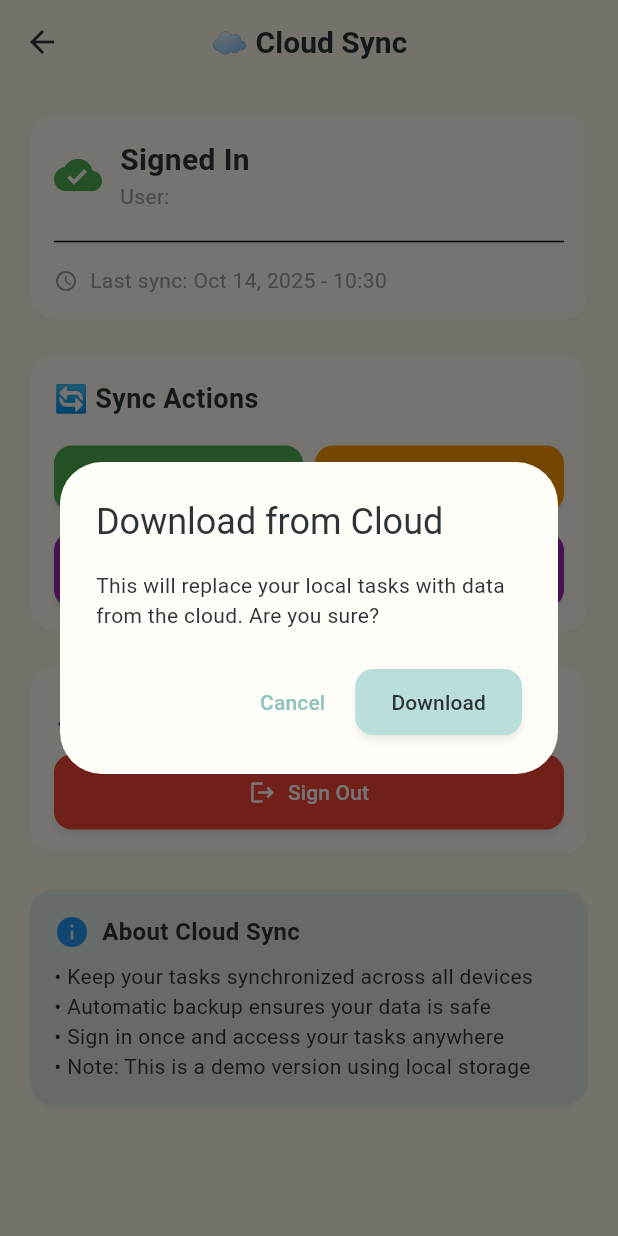
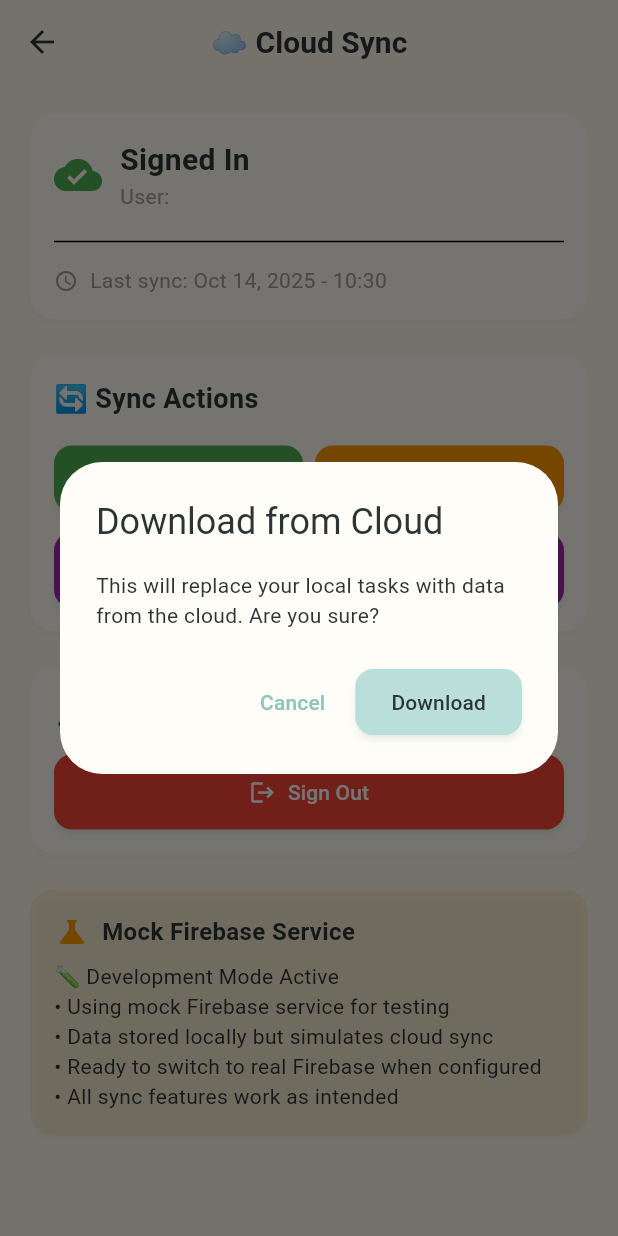
Before and after one commit to HarshalChugwani2005/todo_app, a Flutter app: the CloudSyncScreen screen opened directly, after a tap on "Upload", after a tap on "Download", on a phone screen of 412 x 824 dp. Run offline on Flutter 3.47's test engine with Material 3 defaults, Android fonts, the phone set to English and light mode, and no system bars; our stand-ins replace audioplayers, circular_countdown_timer, file_picker, firebase_core, flutter_local_notifications, hive and 5 more; accounts and stored records are empty.

Commit message:
Added Firebase

```diff
--- a/lib/screens/cloud_sync_screen.dart
+++ b/lib/screens/cloud_sync_screen.dart
@@ -2,6 +2,7 @@ import 'package:flutter/material.dart';
 import 'package:intl/intl.dart';
 import '../services/cloud_sync_service.dart';
 import '../utils/database_helper.dart';
+import 'authentication_screen.dart';
 
 class CloudSyncScreen extends StatefulWidget {
   const CloudSyncScreen({super.key});
@@ -133,28 +134,13 @@ class _CloudSyncScreenState extends State<CloudSyncScreen> {
                               ),
                             ),
                             const SizedBox(height: 16),
-                            TextField(
-                              controller: _emailController,
-                              decoration: const InputDecoration(
-                                labelText: 'Email',
-                                prefixIcon: Icon(Icons.email),
-                                border: OutlineInputBorder(),
-                              ),
-                              keyboardType: TextInputType.emailAddress,
-                            ),
-                            const SizedBox(height: 12),
-                            TextField(
-                              controller: _passwordController,
-                              decoration: const InputDecoration(
-                                labelText: 'Password',
-                                prefixIcon: Icon(Icons.lock),
-                                border: OutlineInputBorder(),
-                              ),
-                              obscureText: true,
+                            const Text(
+                              'Connect to Firebase to sync your tasks across devices. Your data will be securely stored in the cloud.',
+                              style: TextStyle(fontSize: 14, color: Colors.grey),
                             ),
                             const SizedBox(height: 16),
                             ElevatedButton.icon(
-                              onPressed: _isLoading ? null : _signIn,
+                              onPressed: _isLoading ? null : _openAuthScreen,
                               icon: _isLoading
                                   ? const SizedBox(
                                       width: 16,
@@ -162,7 +148,7 @@ class _CloudSyncScreenState extends State<CloudSyncScreen> {
                                       child: CircularProgressIndicator(strokeWidth: 2),
                                     )
                                   : const Icon(Icons.login),
-                              label: Text(_isLoading ? 'Signing In...' : 'Sign In'),
+                              label: const Text('Sign In / Sign Up'),
                               style: ElevatedButton.styleFrom(
                                 backgroundColor: Colors.blue,
                                 foregroundColor: Colors.white,
@@ -269,32 +255,49 @@ class _CloudSyncScreenState extends State<CloudSyncScreen> {
 
                   // Info Card
                   Card(
-                    color: Colors.blue.withValues(alpha: 0.1),
-                    child: const Padding(
-                      padding: EdgeInsets.all(16.0),
+                    color: _syncStatus!['isMock'] == true
+                        ? Colors.orange.withValues(alpha: 0.1)
+                        : Colors.blue.withValues(alpha: 0.1),
+                    child: Padding(
+                      padding: const EdgeInsets.all(16.0),
                       child: Column(
                         crossAxisAlignment: CrossAxisAlignment.start,
                         children: [
                           Row(
                             children: [
-                              Icon(Icons.info, color: Colors.blue),
-                              SizedBox(width: 8),
+                              Icon(
+                                _syncStatus!['isMock'] == true
+                                    ? Icons.science
+                                    : Icons.info,
+                                color: _syncStatus!['isMock'] == true
+                                    ? Colors.orange
+                                    : Colors.blue,
+                              ),
+                              const SizedBox(width: 8),
                               Text(
-                                'About Cloud Sync',
-                                style: TextStyle(
+                                _syncStatus!['isMock'] == true
+                                    ? 'Mock Firebase Service'
+                                    : 'About Cloud Sync',
+                                style: const TextStyle(
                                   fontSize: 16,
                                   fontWeight: FontWeight.bold,
                                 ),
                               ),
                             ],
                           ),
-                          SizedBox(height: 8),
+                          const SizedBox(height: 8),
                           Text(
-                            '• Keep your tasks synchronized across all devices\n'
-                            '• Automatic backup ensures your data is safe\n'
-                            '• Sign in once and access your tasks anywhere\n'
-                            '• Note: This is a demo version using local storage',
-                            style: TextStyle(fontSize: 14),
+                            _syncStatus!['isMock'] == true
+                                ? '🧪 Development Mode Active\n'
+                                  '• Using mock Firebase service for testing\n'
+                                  '• Data stored locally but simulates cloud sync\n'
+                                  '• Ready to switch to real Firebase when configured\n'
+                                  '• All sync features work as intended'
+                                : '• Keep your tasks synchronized across all devices\n'
+                                  '• Automatic backup ensures your data is safe\n'
+                                  '• Sign in once and access your tasks anywhere\n'
+                                  '• Real Firebase authentication and storage',
+                            style: const TextStyle(fontSize: 14),
                           ),
                         ],
                       ),
@@ -306,32 +309,16 @@ class _CloudSyncScreenState extends State<CloudSyncScreen> {
     );
   }
 
-  Future<void> _signIn() async {
-    if (_emailController.text.trim().isEmpty || _passwordController.text.trim().isEmpty) {
-      _showError('Please enter both email and password');
-      return;
-    }
+  Future<void> _openAuthScreen() async {
+    final result = await Navigator.of(context).push<bool>(
+      MaterialPageRoute(
+        builder: (context) => const AuthenticationScreen(),
+      ),
+    );
 
-    setState(() => _isLoading = true);
-
-    try {
-      final success = await _cloudSync.signIn(
-        _emailController.text.trim(),
-        _passwordController.text.trim(),
-      );
-
-      if (success) {
-        _showSuccess('Signed in successfully!');
-        _emailController.clear();
-        _passwordController.clear();
-        await _loadSyncStatus();
-      } else {
-        _showError('Sign in failed. Please check your credentials.');
-      }
-    } catch (e) {
-      _showError('Sign in error: $e');
-    } finally {
-      setState(() => _isLoading = false);
+    if (result == true) {
+      _showSuccess('Authentication successful!');
+      await _loadSyncStatus();
     }
   }
 
--- a/lib/screens/virtual_pet_screen.dart
+++ b/lib/screens/virtual_pet_screen.dart
@@ -170,7 +170,7 @@ class _VirtualPetScreenState extends State<VirtualPetScreen>
             Icon(
               Icons.pets,
               size: 120,
-              color: Theme.of(context).primaryColor.withOpacity(0.5),
+              color: Theme.of(context).primaryColor.withValues(alpha: 0.5),
             ),
             const SizedBox(height: 24),
             Text(
@@ -464,7 +464,7 @@ class _VirtualPetScreenState extends State<VirtualPetScreen>
                   child: Container(
                     padding: const EdgeInsets.all(12),
                     decoration: BoxDecoration(
-                      color: Theme.of(context).primaryColor.withOpacity(0.1),
+                      color: Theme.of(context).primaryColor.withValues(alpha: 0.1),
                       borderRadius: BorderRadius.circular(8),
                     ),
                     child: Column(
@@ -489,7 +489,7 @@ class _VirtualPetScreenState extends State<VirtualPetScreen>
                   child: Container(
                     padding: const EdgeInsets.all(12),
                     decoration: BoxDecoration(
-                      color: Colors.amber.withOpacity(0.1),
+                      color: Colors.amber.withValues(alpha: 0.1),
                       borderRadius: BorderRadius.circular(8),
                     ),
                     child: Column(
--- a/lib/services/cloud_sync_service.dart
+++ b/lib/services/cloud_sync_service.dart
@@ -1,164 +1,53 @@
-import 'dart:convert';
-import 'package:flutter/foundation.dart';
-import 'package:shared_preferences/shared_preferences.dart';
+// import 'package:firebase_auth/firebase_auth.dart';
+// import 'package:cloud_firestore/cloud_firestore.dart';
 import '../models/todo_model.dart';
-import '../models/subtask_model.dart';
+import 'mock_firebase_service.dart';
 
 class CloudSyncService {
   static final CloudSyncService _instance = CloudSyncService._internal();
   factory CloudSyncService() => _instance;
   CloudSyncService._internal();
 
-  static const String _syncDataKey = 'cloud_sync_data';
-  static const String _lastSyncKey = 'last_sync_timestamp';
-  static const String _userIdKey = 'user_id';
+  final MockFirebaseService _mockFirebase = MockFirebaseService();
 
-  // Simulated cloud sync - in real implementation, this would use Firebase
+  // Authentication methods using Mock Firebase
   Future<bool> isSignedIn() async {
-    final prefs = await SharedPreferences.getInstance();
-    return prefs.getString(_userIdKey) != null;
+    return _mockFirebase.isSignedIn();
   }
 
   Future<String?> getCurrentUserId() async {
-    final prefs = await SharedPreferences.getInstance();
-    return prefs.getString(_userIdKey);
+    return _mockFirebase.getCurrentUserId();
   }
 
   Future<bool> signIn(String email, String password) async {
-    // Simulated sign-in - in real implementation, this would use Firebase Auth
-    try {
-      final prefs = await SharedPreferences.getInstance();
-      // Generate a mock user ID
-      final userId = 'user_${email.hashCode.abs()}';
-      await prefs.setString(_userIdKey, userId);
-      return true;
-    } catch (e) {
-      return false;
-    }
+    return _mockFirebase.signIn(email, password);
+  }
+
+  Future<bool> signUp(String email, String password) async {
+    return _mockFirebase.signUp(email, password);
   }
 
   Future<void> signOut() async {
-    final prefs = await SharedPreferences.getInstance();
-    await prefs.remove(_userIdKey);
-    await prefs.remove(_syncDataKey);
-    await prefs.remove(_lastSyncKey);
+    await _mockFirebase.signOut();
   }
 
   Future<bool> syncToCloud(List<Todo> todos) async {
-    if (!await isSignedIn()) return false;
-
-    try {
-      final prefs = await SharedPreferences.getInstance();
-
-      // Convert todos to JSON
-      final todosJson = todos.map((todo) => {
-        'id': todo.key.toString(),
-        'title': todo.title,
-        'isDone': todo.isDone,
-        'category': todo.category,
-        'dueDate': todo.dueDate?.toIso8601String(),
-        'priority': todo.priority,
-        'isRecurring': todo.isRecurring,
-        'recurrenceType': todo.recurrenceType,
-        'lastRecurrence': todo.lastRecurrence?.toIso8601String(),
-        'subtasks': todo.subtasks.map((subtask) => {
-          'title': subtask.title,
-          'isDone': subtask.isDone,
-          'createdAt': subtask.createdAt?.toIso8601String(),
-        }).toList(),
-      }).toList();
-
-      final syncData = {
-        'todos': todosJson,
-        'syncTimestamp': DateTime.now().toIso8601String(),
-        'userId': await getCurrentUserId(),
-      };
-
-      // Save to SharedPreferences (simulating cloud storage)
-      await prefs.setString(_syncDataKey, jsonEncode(syncData));
-      await prefs.setString(_lastSyncKey, DateTime.now().toIso8601String());
-
-      return true;
-    } catch (e) {
-      debugPrint('Sync to cloud failed: $e');
-      return false;
-    }
+    return _mockFirebase.syncToCloud(todos);
   }
 
   Future<List<Todo>?> syncFromCloud() async {
-    if (!await isSignedIn()) return null;
-
-    try {
-      final prefs = await SharedPreferences.getInstance();
-      final syncDataString = prefs.getString(_syncDataKey);
-
-      if (syncDataString == null) return null;
-
-      final syncData = jsonDecode(syncDataString) as Map<String, dynamic>;
-      final todosJson = syncData['todos'] as List<dynamic>;
-
-      final todos = todosJson.map((todoJson) {
-        final subtasksJson = todoJson['subtasks'] as List<dynamic>? ?? [];
-        final subtasks = subtasksJson.map((subtaskJson) => Subtask(
-          title: subtaskJson['title'] as String,
-          isDone: subtaskJson['isDone'] as bool? ?? false,
-          createdAt: subtaskJson['createdAt'] != null
-              ? DateTime.parse(subtaskJson['createdAt'] as String)
-              : null,
-        )).toList();
-
-        final todo = Todo(
-          title: todoJson['title'] as String,
-          isDone: todoJson['isDone'] as bool? ?? false,
-          category: todoJson['category'] as String? ?? 'Personal',
-          dueDate: todoJson['dueDate'] != null
-              ? DateTime.parse(todoJson['dueDate'] as String)
-              : null,
-          priority: todoJson['priority'] as int? ?? 1,
-          isRecurring: todoJson['isRecurring'] as bool? ?? false,
-          recurrenceType: todoJson['recurrenceType'] as int? ?? 0,
-          subtasks: subtasks,
-        );
-
-        if (todoJson['lastRecurrence'] != null) {
-          todo.lastRecurrence = DateTime.parse(todoJson['lastRecurrence'] as String);
-        }
-
-        return todo;
-      }).toList();
-
-      return todos;
-    } catch (e) {
-      debugPrint('Sync from cloud failed: $e');
-      return null;
-    }
+    return _mockFirebase.syncFromCloud();
   }
 
   Future<DateTime?> getLastSyncTime() async {
-    final prefs = await SharedPreferences.getInstance();
-    final lastSyncString = prefs.getString(_lastSyncKey);
-    if (lastSyncString != null) {
-      return DateTime.parse(lastSyncString);
-    }
-    return null;
+    return _mockFirebase.getLastSyncTime();
   }
 
   Future<bool> hasConflicts() async {
-    // In a real implementation, this would check for conflicts between local and remote data
-    return false;
+    return _mockFirebase.hasConflicts();
   }
 
   Future<Map<String, dynamic>> getSyncStatus() async {
-    final isSignedIn = await this.isSignedIn();
-    final lastSync = await getLastSyncTime();
-    final hasConflicts = await this.hasConflicts();
-
-    return {
-      'isSignedIn': isSignedIn,
-      'userId': await getCurrentUserId(),
-      'lastSync': lastSync,
-      'hasConflicts': hasConflicts,
-      'canSync': isSignedIn && !hasConflicts,
-    };
+    return _mockFirebase.getSyncStatus();
   }
 }
--- /dev/null
+++ b/lib/services/mock_firebase_service.dart
@@ -0,0 +1,196 @@
+import 'dart:convert' show jsonEncode, jsonDecode;
+import 'package:flutter/foundation.dart';
+import 'package:shared_preferences/shared_preferences.dart';
+import '../models/todo_model.dart';
+import '../models/subtask_model.dart';
+
+/// Mock Firebase service for development
+/// This provides the same interface as the real Firebase service
+/// but uses local storage for testing
+class MockFirebaseService {
+  static final MockFirebaseService _instance = MockFirebaseService._internal();
+  factory MockFirebaseService() => _instance;
+  MockFirebaseService._internal();
+
+  static const String _userIdKey = 'mock_user_id';
+  static const String _syncDataKey = 'mock_cloud_sync_data';
+  static const String _lastSyncKey = 'mock_last_sync_timestamp';
+
+  // Mock Authentication
+  Future<bool> isSignedIn() async {
+    final prefs = await SharedPreferences.getInstance();
+    return prefs.getString(_userIdKey) != null;
+  }
+
+  Future<String?> getCurrentUserId() async {
+    final prefs = await SharedPreferences.getInstance();
+    return prefs.getString(_userIdKey);
+  }
+
+  Future<bool> signIn(String email, String password) async {
+    try {
+      final prefs = await SharedPreferences.getInstance();
+      // Simulate Firebase auth with a mock user ID
+      final userId = 'mock_user_${email.hashCode.abs()}';
+      await prefs.setString(_userIdKey, userId);
+      debugPrint('Mock Firebase: Signed in user $userId');
+      return true;
+    } catch (e) {
+      debugPrint('Mock Firebase: Sign in failed - $e');
+      return false;
+    }
+  }
+
+  Future<bool> signUp(String email, String password) async {
+    try {
+      final prefs = await SharedPreferences.getInstance();
+      // Simulate Firebase auth with a mock user ID
+      final userId = 'mock_user_${email.hashCode.abs()}';
+      await prefs.setString(_userIdKey, userId);
+      debugPrint('Mock Firebase: Signed up user $userId');
+      return true;
+    } catch (e) {
+      debugPrint('Mock Firebase: Sign up failed - $e');
+      return false;
+    }
+  }
+
+  Future<void> signOut() async {
+    final prefs = await SharedPreferences.getInstance();
+    await prefs.remove(_userIdKey);
+    await prefs.remove(_syncDataKey);
+    await prefs.remove(_lastSyncKey);
+    debugPrint('Mock Firebase: User signed out');
+  }
+
+  // Mock Firestore operations
+  Future<bool> syncToCloud(List<Todo> todos) async {
+    if (!await isSignedIn()) return false;
+    final userId = await getCurrentUserId();
+    if (userId == null) return false;
+
+    try {
+      final prefs = await SharedPreferences.getInstance();
+
+      // Convert todos to JSON format
+      final todosData = todos.map((todo) => {
+        'title': todo.title,
+        'isDone': todo.isDone,
+        'category': todo.category,
+        'dueDate': todo.dueDate?.toIso8601String(),
+        'priority': todo.priority,
+        'isRecurring': todo.isRecurring,
+        'recurrenceType': todo.recurrenceType,
+        'lastRecurrence': todo.lastRecurrence?.toIso8601String(),
+        'subtasks': todo.subtasks.map((subtask) => {
+          'title': subtask.title,
+          'isDone': subtask.isDone,
+          'createdAt': subtask.createdAt?.toIso8601String(),
+        }).toList(),
+        'createdAt': DateTime.now().toIso8601String(),
+        'updatedAt': DateTime.now().toIso8601String(),
+      }).toList();
+
+      // Store in SharedPreferences (simulating Firestore)
+      final syncData = {
+        'userId': userId,
+        'todos': todosData,
+        'lastSync': DateTime.now().toIso8601String(),
+      };
+
+      await prefs.setString(_syncDataKey, jsonEncode(syncData));
+      await prefs.setString(_lastSyncKey, DateTime.now().toIso8601String());
+
+      debugPrint('Mock Firebase: Synced ${todos.length} todos to cloud');
+      return true;
+    } catch (e) {
+      debugPrint('Mock Firebase: Sync to cloud failed - $e');
+      return false;
+    }
+  }
+
+  Future<List<Todo>?> syncFromCloud() async {
+    if (!await isSignedIn()) return null;
+    final userId = await getCurrentUserId();
+    if (userId == null) return null;
+
+    try {
+      final prefs = await SharedPreferences.getInstance();
+      final syncDataString = prefs.getString(_syncDataKey);
+
+      if (syncDataString == null) return null;
+
+      final syncData = jsonDecode(syncDataString) as Map<String, dynamic>;
+
+      // Check if this data belongs to the current user
+      if (syncData['userId'] != userId) return null;
+
+      final todosData = syncData['todos'] as List<dynamic>;
+
+      final todos = todosData.map((todoData) {
+        final subtasksData = todoData['subtasks'] as List<dynamic>? ?? [];
+        final subtasks = subtasksData.map((subtaskData) => Subtask(
+          title: subtaskData['title'] as String,
+          isDone: subtaskData['isDone'] as bool? ?? false,
+          createdAt: subtaskData['createdAt'] != null
+              ? DateTime.parse(subtaskData['createdAt'] as String)
+              : null,
+        )).toList();
+
+        final todo = Todo(
+          title: todoData['title'] as String,
+          isDone: todoData['isDone'] as bool? ?? false,
+          category: todoData['category'] as String? ?? 'Personal',
+          dueDate: todoData['dueDate'] != null
+              ? DateTime.parse(todoData['dueDate'] as String)
+              : null,
+          priority: todoData['priority'] as int? ?? 1,
+          isRecurring: todoData['isRecurring'] as bool? ?? false,
+          recurrenceType: todoData['recurrenceType'] as int? ?? 0,
+          subtasks: subtasks,
+        );
+
+        if (todoData['lastRecurrence'] != null) {
+          todo.lastRecurrence = DateTime.parse(todoData['lastRecurrence'] as String);
+        }
+
+        return todo;
+      }).toList();
+
+      debugPrint('Mock Firebase: Retrieved ${todos.length} todos from cloud');
+      return todos;
+    } catch (e) {
+      debugPrint('Mock Firebase: Sync from cloud failed - $e');
+      return null;
+    }
+  }
+
+  Future<DateTime?> getLastSyncTime() async {
+    final prefs = await SharedPreferences.getInstance();
+    final lastSyncString = prefs.getString(_lastSyncKey);
+    if (lastSyncString != null) {
+      return DateTime.parse(lastSyncString);
+    }
+    return null;
+  }
+
+  Future<bool> hasConflicts() async {
+    // Mock: assume no conflicts for simplicity
+    return false;
+  }
+
+  Future<Map<String, dynamic>> getSyncStatus() async {
+    final isSignedIn = await this.isSignedIn();
+    final lastSync = await getLastSyncTime();
+    final hasConflicts = await this.hasConflicts();
+
+    return {
+      'isSignedIn': isSignedIn,
+      'userId': await getCurrentUserId(),
+      'lastSync': lastSync,
+      'hasConflicts': hasConflicts,
+      'canSync': isSignedIn && !hasConflicts,
+      'isMock': true, // Indicates this is mock data
+    };
+  }
+}
--- a/lib/theme/advanced_theme_provider.dart
+++ b/lib/theme/advanced_theme_provider.dart
@@ -133,7 +133,7 @@ class AdvancedThemeProvider extends ChangeNotifier {
     notifyListeners();
 
     final prefs = await SharedPreferences.getInstance();
-    await prefs.setInt(_accentColorKey, color.value);
+    await prefs.setInt(_accentColorKey, color.toARGB32());
   }
 
   void setFontSize(double size) async {
@@ -150,7 +150,7 @@ class AdvancedThemeProvider extends ChangeNotifier {
     final themeIndex = prefs.getInt(_themeKey) ?? ThemeMode.system.index;
     _themeMode = ThemeMode.values[themeIndex];
 
-    final colorValue = prefs.getInt(_accentColorKey) ?? Colors.blue.value;
+    final colorValue = prefs.getInt(_accentColorKey) ?? Colors.blue.toARGB32();
     _accentColor = Color(colorValue);
 
     _fontSize = prefs.getDouble(_fontSizeKey) ?? 1.0;
--- a/pubspec.yaml
+++ b/pubspec.yaml
@@ -45,6 +45,11 @@ dependencies:
   share_plus: ^7.2.2
   url_launcher: ^6.2.2
   timezone: ^0.9.4
+
+  # Firebase Dependencies
+  firebase_core: ^2.24.2
+  firebase_auth: ^4.15.3
+  cloud_firestore: ^4.13.6
 
   # The following adds the Cupertino Icons font to your application.
   # Use with the CupertinoIcons class for iOS style icons.
```
Also changed, not shown: lib/main.dart (+39 -12 lines), lib/screens/achievements_screen.dart (+8 -8 lines), lib/screens/authentication_screen.dart (added, +179 -0 lines), lib/widgets/achievement_widget.dart (+5 -5 lines), lib/widgets/virtual_pet_widget.dart (+10 -10 lines), lib/firebase_options.dart (added), pubspec.lock, 4 other files.
